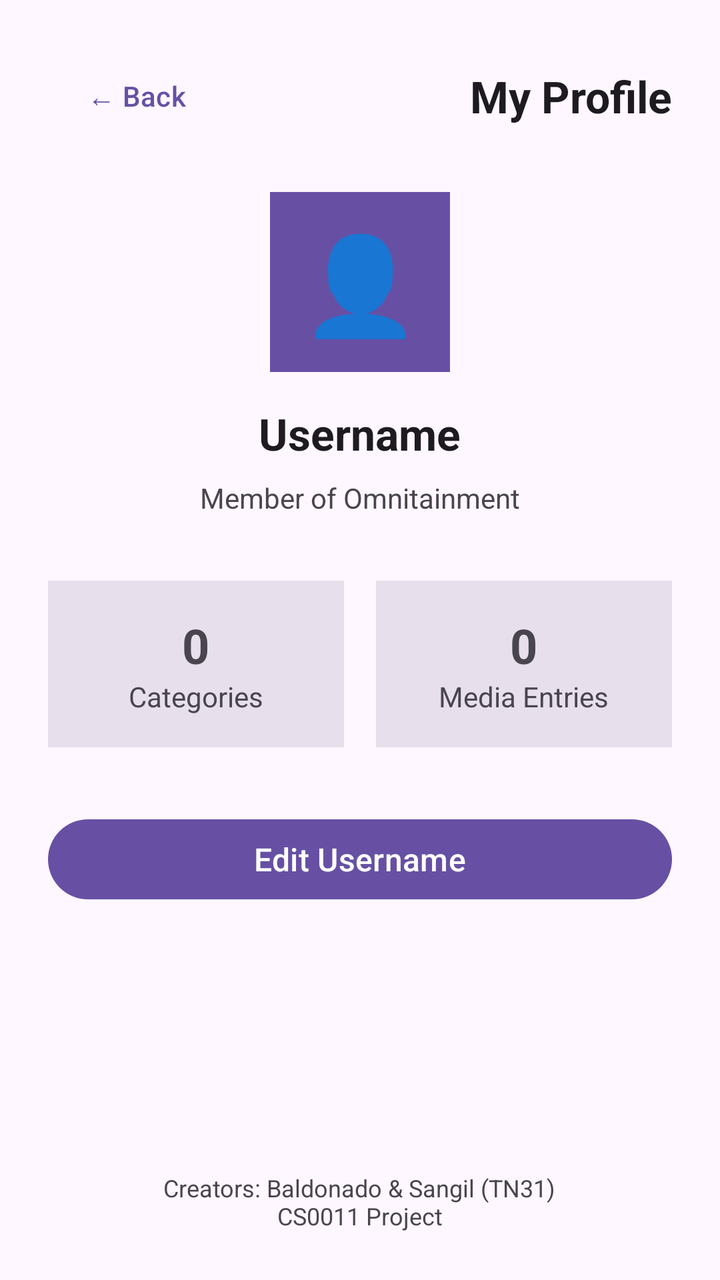
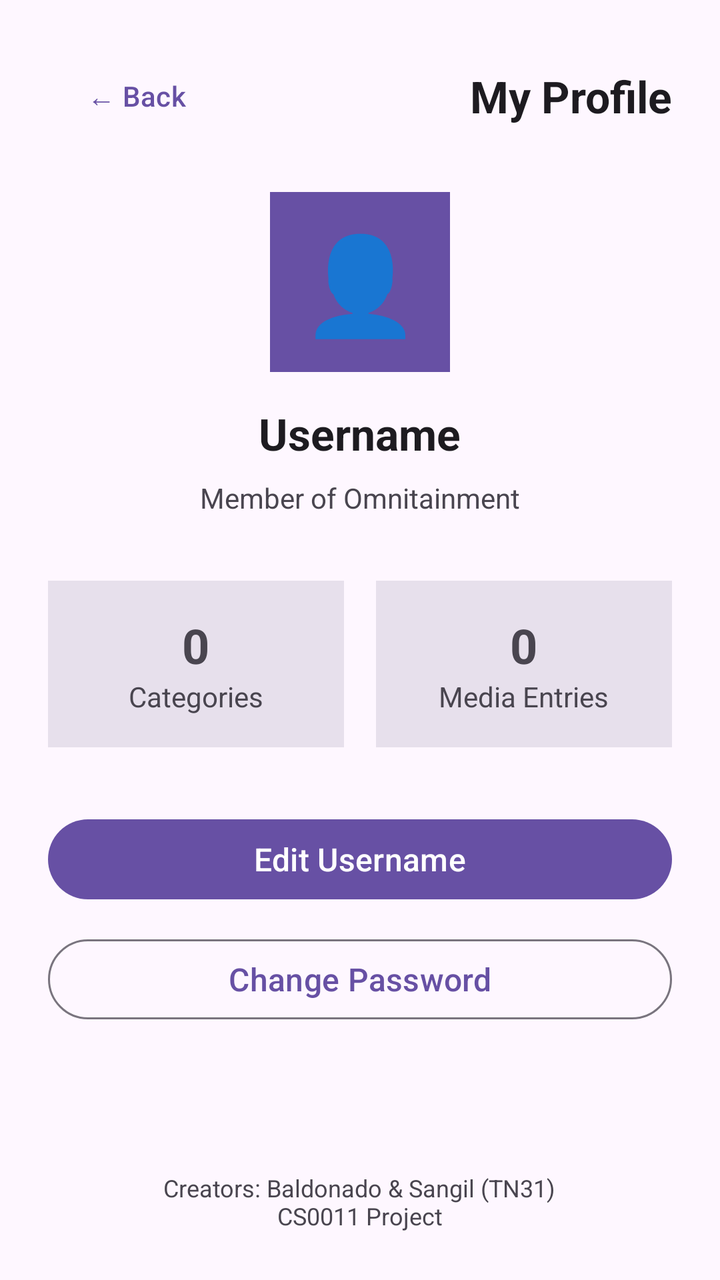

An Android layout rendered at two revisions. The XML below is the earlier revision; the diff shows what the commit changed to produce the second picture.
<!-- AndroidManifest.xml: application theme Theme.FinalProjectDraft -->
<!-- res/layout/activity_profile.xml -->
<?xml version="1.0" encoding="utf-8"?>
<LinearLayout xmlns:android="http://schemas.android.com/apk/res/android"
    android:layout_width="match_parent"
    android:layout_height="match_parent"
    android:orientation="vertical"
    android:padding="24dp"
    android:gravity="center_horizontal">

    <LinearLayout
        android:layout_width="match_parent"
        android:layout_height="wrap_content"
        android:orientation="horizontal"
        android:gravity="center_vertical"
        android:layout_marginBottom="24dp">

        <Button
            android:id="@+id/btnBack"
            style="@style/Widget.Material3.Button.TextButton"
            android:layout_width="wrap_content"
            android:layout_height="wrap_content"
            android:text="← Back"
            android:textSize="14sp"
            android:textColor="?attr/colorPrimary" />

        <TextView
            android:id="@+id/tvProfileHeader"
            android:layout_width="0dp"
            android:layout_height="wrap_content"
            android:layout_weight="1"
            android:text="My Profile"
            android:textSize="22sp"
            android:textStyle="bold"
            android:textColor="?attr/colorOnBackground"
            android:gravity="end" />
    </LinearLayout>

    <TextView
        android:id="@+id/tvAvatarPlaceholder"
        android:layout_width="90dp"
        android:layout_height="90dp"
        android:background="?attr/colorPrimary"
        android:text="👤"
        android:textSize="48sp"
        android:gravity="center"
        android:textColor="@android:color/white"
        android:layout_marginBottom="16dp" />

    <TextView
        android:id="@+id/tvUsername"
        android:layout_width="wrap_content"
        android:layout_height="wrap_content"
        android:text="Username"
        android:textSize="22sp"
        android:textStyle="bold"
        android:textColor="?attr/colorOnBackground"
        android:layout_marginBottom="8dp" />

    <TextView
        android:id="@+id/tvMemberSince"
        android:layout_width="wrap_content"
        android:layout_height="wrap_content"
        android:text="Member of Omnitainment"
        android:textSize="14sp"
        android:textColor="?attr/colorOnSurfaceVariant"
        android:layout_marginBottom="32dp" />

    <LinearLayout
        android:layout_width="match_parent"
        android:layout_height="wrap_content"
        android:orientation="horizontal"
        android:gravity="center"
        android:layout_marginBottom="32dp">

        <LinearLayout
            android:layout_width="0dp"
            android:layout_height="wrap_content"
            android:layout_weight="1"
            android:orientation="vertical"
            android:gravity="center"
            android:padding="16dp"
            android:background="?attr/colorSurfaceVariant">

            <TextView
                android:id="@+id/tvFolderCount"
                android:layout_width="wrap_content"
                android:layout_height="wrap_content"
                android:text="0"
                android:textSize="24sp"
                android:textStyle="bold"
                android:textColor="?attr/colorOnSurfaceVariant" />

            <TextView
                android:layout_width="wrap_content"
                android:layout_height="wrap_content"
                android:text="Categories"
                android:textSize="14sp"
                android:textColor="?attr/colorOnSurfaceVariant" />
        </LinearLayout>

        <View
            android:layout_width="16dp"
            android:layout_height="1dp" />

        <LinearLayout
            android:layout_width="0dp"
            android:layout_height="wrap_content"
            android:layout_weight="1"
            android:orientation="vertical"
            android:gravity="center"
            android:padding="16dp"
            android:background="?attr/colorSurfaceVariant">

            <TextView
                android:id="@+id/tvEntryCount"
                android:layout_width="wrap_content"
                android:layout_height="wrap_content"
                android:text="0"
                android:textSize="24sp"
                android:textStyle="bold"
                android:textColor="?attr/colorOnSurfaceVariant" />

            <TextView
                android:layout_width="wrap_content"
                android:layout_height="wrap_content"
                android:text="Media Entries"
                android:textSize="14sp"
                android:textColor="?attr/colorOnSurfaceVariant" />
        </LinearLayout>
    </LinearLayout>

    <Button
        android:id="@+id/btnEditUsername"
        android:layout_width="match_parent"
        android:layout_height="wrap_content"
        android:text="Edit Username"
        android:textSize="16sp"
        android:layout_marginBottom="16dp" />

    <View
        android:layout_width="match_parent"
        android:layout_height="0dp"
        android:layout_weight="1" />

    <TextView
        android:layout_width="wrap_content"
        android:layout_height="wrap_content"
        android:text="Creators: Baldonado &amp; Sangil (TN31)\nCS0011 Project"
        android:textSize="12sp"
        android:textColor="?attr/colorOnSurfaceVariant"
        android:gravity="center" />

</LinearLayout>
<!-- resources referenced by this layout -->
<resources>
  <style name="Theme.FinalProjectDraft" parent="Base.Theme.FinalProjectDraft" />
  <style name="Base.Theme.FinalProjectDraft" parent="Theme.Material3.DayNight.NoActionBar">
          
          
      </style>
</resources>

<!-- the commit's change to res/layout/activity_profile.xml (unified diff, before → after) -->
@@ -134,6 +134,15 @@
         android:layout_height="wrap_content"
         android:text="Edit Username"
         android:textSize="16sp"
+        android:layout_marginBottom="12dp" />
+
+    <Button
+        android:id="@+id/btnChangePassword"
+        style="@style/Widget.Material3.Button.OutlinedButton"
+        android:layout_width="match_parent"
+        android:layout_height="wrap_content"
+        android:text="Change Password"
+        android:textSize="16sp"
         android:layout_marginBottom="16dp" />
 
     <View
